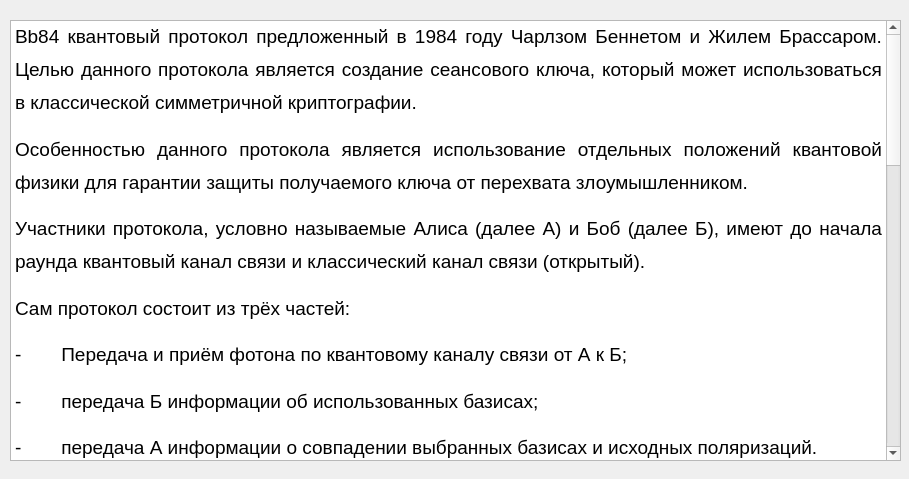
Old version of the form helpwindow.ui in the repository LukArty/QKD_techPO.
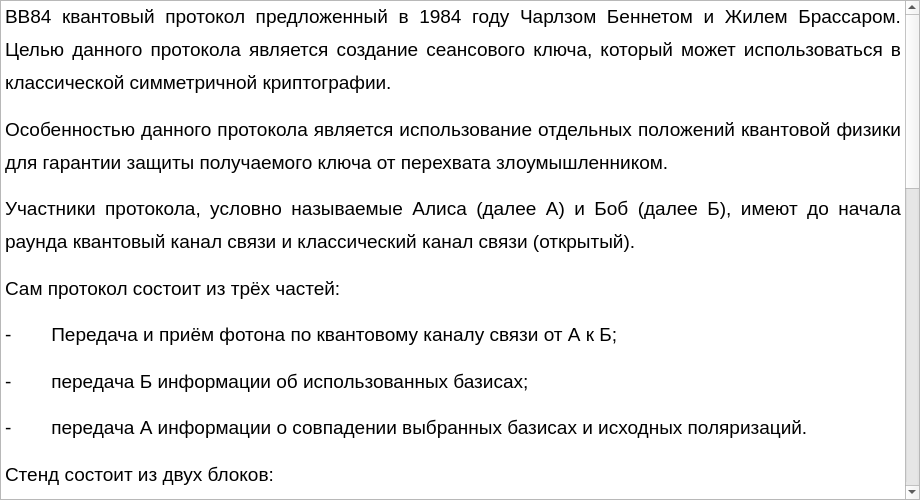
New version of the form. Icons and pictures are not drawn.

```diff
--- a/helpwindow.ui
+++ b/helpwindow.ui
@@ -6,10 +6,16 @@
    <rect>
     <x>0</x>
     <y>0</y>
-    <width>909</width>
-    <height>479</height>
+    <width>920</width>
+    <height>500</height>
    </rect>
   </property>
+  <property name="maximumSize">
+   <size>
+    <width>920</width>
+    <height>500</height>
+   </size>
+  </property>
   <property name="windowTitle">
    <string>Dialog</string>
   </property>
@@ -19,40 +25,49 @@
   <widget class="QTextBrowser" name="textBrowser">
    <property name="geometry">
     <rect>
-     <x>10</x>
-     <y>20</y>
-     <width>891</width>
-     <height>441</height>
+     <x>0</x>
+     <y>0</y>
+     <width>920</width>
+     <height>500</height>
     </rect>
    </property>
+   <property name="maximumSize">
+    <size>
+     <width>920</width>
+     <height>500</height>
+    </size>
+   </property>
    <property name="html">
     <string>&lt;!DOCTYPE HTML PUBLIC &quot;-//W3C//DTD HTML 4.0//EN&quot; &quot;http://www.w3.org/TR/REC-html40/strict.dtd&quot;&gt;
-&lt;html&gt;&lt;head&gt;&lt;meta name=&quot;qrichtext&quot; content=&quot;1&quot; /&gt;&lt;style type=&quot;text/css&quot;&gt;
+&lt;html&gt;&lt;head&gt;&lt;meta name=&quot;qrichtext&quot; content=&quot;1&quot; /&gt;&lt;meta charset=&quot;utf-8&quot; /&gt;&lt;style type=&quot;text/css&quot;&gt;
 p, li { white-space: pre-wrap; }
-&lt;/style&gt;&lt;/head&gt;&lt;body style=&quot; font-family:'Ubuntu'; font-size:11pt; font-weight:400; font-style:normal;&quot;&gt;
-&lt;p align=&quot;justify&quot; style=&quot; margin-top:12px; margin-bottom:12px; margin-left:0px; margin-right:0px; -qt-block-indent:0; text-indent:0px; line-height:150%;&quot;&gt;&lt;span style=&quot; font-family:'Times New Roman','serif'; font-size:14pt;&quot;&gt;Bb84 квантовый протокол предложенный в 1984 году Чарлзом Беннетом и Жилем Брассаром. Целью данного протокола является создание сеансового ключа, который может использоваться в классической симметричной криптографии.&lt;/span&gt; &lt;/p&gt;
-&lt;p align=&quot;justify&quot; style=&quot; margin-top:12px; margin-bottom:12px; margin-left:0px; margin-right:0px; -qt-block-indent:0; text-indent:0px; line-height:150%;&quot;&gt;&lt;span style=&quot; font-family:'Times New Roman','serif'; font-size:14pt;&quot;&gt;Особенностью данного протокола является использование отдельных положений квантовой физики для гарантии защиты получаемого ключа от перехвата злоумышленником.&lt;/span&gt; &lt;/p&gt;
-&lt;p align=&quot;justify&quot; style=&quot; margin-top:12px; margin-bottom:12px; margin-left:0px; margin-right:0px; -qt-block-indent:0; text-indent:0px; line-height:150%;&quot;&gt;&lt;span style=&quot; font-family:'Times New Roman','serif'; font-size:14pt;&quot;&gt;Участники протокола, условно называемые Алиса (далее А) и Боб (далее Б), имеют до начала раунда квантовый канал связи и классический канал связи (открытый).&lt;/span&gt; &lt;/p&gt;
-&lt;p align=&quot;justify&quot; style=&quot; margin-top:12px; margin-bottom:12px; margin-left:0px; margin-right:0px; -qt-block-indent:0; text-indent:0px; line-height:150%;&quot;&gt;&lt;span style=&quot; font-family:'Times New Roman','serif'; font-size:14pt;&quot;&gt;Сам протокол состоит из трёх частей:&lt;/span&gt; &lt;/p&gt;
-&lt;p align=&quot;justify&quot; style=&quot; margin-top:12px; margin-bottom:12px; margin-left:0px; margin-right:0px; -qt-block-indent:0; text-indent:0px; line-height:150%;&quot;&gt;&lt;span style=&quot; font-family:'Symbol'; font-size:14pt;&quot;&gt;-&lt;/span&gt;&lt;span style=&quot; font-family:'Times New Roman'; font-size:7pt;&quot;&gt;                &lt;/span&gt;&lt;span style=&quot; font-family:'Times New Roman','serif'; font-size:14pt;&quot;&gt;Передача и приём фотона по квантовому каналу связи от А к Б;&lt;/span&gt; &lt;/p&gt;
-&lt;p align=&quot;justify&quot; style=&quot; margin-top:12px; margin-bottom:12px; margin-left:0px; margin-right:0px; -qt-block-indent:0; text-indent:0px; line-height:150%;&quot;&gt;&lt;span style=&quot; font-family:'Symbol'; font-size:14pt;&quot;&gt;-&lt;/span&gt;&lt;span style=&quot; font-family:'Times New Roman'; font-size:7pt;&quot;&gt;                &lt;/span&gt;&lt;span style=&quot; font-family:'Times New Roman','serif'; font-size:14pt;&quot;&gt;передача Б информации об использованных базисах;&lt;/span&gt; &lt;/p&gt;
-&lt;p align=&quot;justify&quot; style=&quot; margin-top:12px; margin-bottom:12px; margin-left:0px; margin-right:0px; -qt-block-indent:0; text-indent:0px; line-height:150%;&quot;&gt;&lt;span style=&quot; font-family:'Symbol'; font-size:14pt;&quot;&gt;-&lt;/span&gt;&lt;span style=&quot; font-family:'Times New Roman'; font-size:7pt;&quot;&gt;                &lt;/span&gt;&lt;span style=&quot; font-family:'Times New Roman','serif'; font-size:14pt;&quot;&gt;передача А информации о совпадении выбранных базисах и исходных поляризаций.&lt;/span&gt; &lt;/p&gt;
-&lt;p align=&quot;justify&quot; style=&quot; margin-top:12px; margin-bottom:0px; margin-left:0px; margin-right:0px; -qt-block-indent:0; text-indent:0px; line-height:150%;&quot;&gt;&lt;span style=&quot; font-family:'Times New Roman','serif'; font-size:14pt;&quot;&gt;Стенд состоит из двух блоков:&lt;/span&gt; &lt;/p&gt;
-&lt;p align=&quot;justify&quot; style=&quot; margin-top:12px; margin-bottom:0px; margin-left:0px; margin-right:0px; -qt-block-indent:0; text-indent:0px; line-height:150%;&quot;&gt;&lt;span style=&quot; font-family:'Times New Roman','serif'; font-size:14pt;&quot;&gt;а) Алиса (передатчик):&lt;/span&gt; &lt;/p&gt;
-&lt;p align=&quot;justify&quot; style=&quot; margin-top:0px; margin-bottom:0px; margin-left:0px; margin-right:0px; -qt-block-indent:0; text-indent:0px; line-height:150%;&quot;&gt;&lt;span style=&quot; font-family:'Symbol'; font-size:14pt;&quot;&gt;·&lt;/span&gt;&lt;span style=&quot; font-family:'Times New Roman'; font-size:7pt;&quot;&gt;                &lt;/span&gt;&lt;span style=&quot; font-family:'Times New Roman','serif'; font-size:14pt;&quot;&gt;источника фотонов&lt;/span&gt; &lt;/p&gt;
-&lt;p align=&quot;justify&quot; style=&quot; margin-top:0px; margin-bottom:0px; margin-left:0px; margin-right:0px; -qt-block-indent:0; text-indent:0px; line-height:150%;&quot;&gt;&lt;span style=&quot; font-family:'Symbol'; font-size:14pt;&quot;&gt;·&lt;/span&gt;&lt;span style=&quot; font-family:'Times New Roman'; font-size:7pt;&quot;&gt;                &lt;/span&gt;&lt;span style=&quot; font-family:'Times New Roman','serif'; font-size:14pt;&quot;&gt;модулятор поляризации света&lt;/span&gt; &lt;/p&gt;
-&lt;p align=&quot;justify&quot; style=&quot; margin-top:12px; margin-bottom:0px; margin-left:0px; margin-right:0px; -qt-block-indent:0; text-indent:0px; line-height:150%;&quot;&gt;&lt;span style=&quot; font-family:'Times New Roman','serif'; font-size:14pt;&quot;&gt;Модулятор поляризации света состоит из двух пластин: полуволновая (λ/2) и четверть волновая (λ/4).&lt;/span&gt; &lt;/p&gt;
-&lt;p align=&quot;justify&quot; style=&quot; margin-top:12px; margin-bottom:0px; margin-left:0px; margin-right:0px; -qt-block-indent:0; text-indent:0px; line-height:150%;&quot;&gt;&lt;span style=&quot; font-family:'Times New Roman','serif'; font-size:14pt;&quot;&gt;Полуволновая пластина поворачивает поляризацию на удвоенный угол&lt;/span&gt; &lt;/p&gt;
+hr { height: 1px; border-width: 0; }
+li.unchecked::marker { content: &quot;\2610&quot;; }
+li.checked::marker { content: &quot;\2612&quot;; }
+&lt;/style&gt;&lt;/head&gt;&lt;body style=&quot; font-family:'Ubuntu Sans'; font-size:11pt; font-weight:400; font-style:normal;&quot;&gt;
+&lt;p align=&quot;justify&quot; style=&quot; margin-top:12px; margin-bottom:12px; margin-left:0px; margin-right:0px; -qt-block-indent:0; text-indent:0px; line-height:150%;&quot;&gt;&lt;span style=&quot; font-family:'Times New Roman','serif'; font-size:14pt;&quot;&gt;BB84 квантовый протокол предложенный в 1984 году Чарлзом Беннетом и Жилем Брассаром. Целью данного протокола является создание сеансового ключа, который может использоваться в классической симметричной криптографии.&lt;/span&gt;&lt;span style=&quot; font-family:'Ubuntu';&quot;&gt; &lt;/span&gt;&lt;/p&gt;
+&lt;p align=&quot;justify&quot; style=&quot; margin-top:12px; margin-bottom:12px; margin-left:0px; margin-right:0px; -qt-block-indent:0; text-indent:0px; line-height:150%;&quot;&gt;&lt;span style=&quot; font-family:'Times New Roman','serif'; font-size:14pt;&quot;&gt;Особенностью данного протокола является использование отдельных положений квантовой физики для гарантии защиты получаемого ключа от перехвата злоумышленником.&lt;/span&gt;&lt;span style=&quot; font-family:'Ubuntu';&quot;&gt; &lt;/span&gt;&lt;/p&gt;
+&lt;p align=&quot;justify&quot; style=&quot; margin-top:12px; margin-bottom:12px; margin-left:0px; margin-right:0px; -qt-block-indent:0; text-indent:0px; line-height:150%;&quot;&gt;&lt;span style=&quot; font-family:'Times New Roman','serif'; font-size:14pt;&quot;&gt;Участники протокола, условно называемые Алиса (далее А) и Боб (далее Б), имеют до начала раунда квантовый канал связи и классический канал связи (открытый).&lt;/span&gt;&lt;span style=&quot; font-family:'Ubuntu';&quot;&gt; &lt;/span&gt;&lt;/p&gt;
+&lt;p align=&quot;justify&quot; style=&quot; margin-top:12px; margin-bottom:12px; margin-left:0px; margin-right:0px; -qt-block-indent:0; text-indent:0px; line-height:150%;&quot;&gt;&lt;span style=&quot; font-family:'Times New Roman','serif'; font-size:14pt;&quot;&gt;Сам протокол состоит из трёх частей:&lt;/span&gt;&lt;span style=&quot; font-family:'Ubuntu';&quot;&gt; &lt;/span&gt;&lt;/p&gt;
+&lt;p align=&quot;justify&quot; style=&quot; margin-top:12px; margin-bottom:12px; margin-left:0px; margin-right:0px; -qt-block-indent:0; text-indent:0px; line-height:150%;&quot;&gt;&lt;span style=&quot; font-family:'Symbol'; font-size:14pt;&quot;&gt;-&lt;/span&gt;&lt;span style=&quot; font-family:'Times New Roman'; font-size:7pt;&quot;&gt;                &lt;/span&gt;&lt;span style=&quot; font-family:'Times New Roman','serif'; font-size:14pt;&quot;&gt;Передача и приём фотона по квантовому каналу связи от А к Б;&lt;/span&gt;&lt;span style=&quot; font-family:'Ubuntu';&quot;&gt; &lt;/span&gt;&lt;/p&gt;
+&lt;p align=&quot;justify&quot; style=&quot; margin-top:12px; margin-bottom:12px; margin-left:0px; margin-right:0px; -qt-block-indent:0; text-indent:0px; line-height:150%;&quot;&gt;&lt;span style=&quot; font-family:'Symbol'; font-size:14pt;&quot;&gt;-&lt;/span&gt;&lt;span style=&quot; font-family:'Times New Roman'; font-size:7pt;&quot;&gt;                &lt;/span&gt;&lt;span style=&quot; font-family:'Times New Roman','serif'; font-size:14pt;&quot;&gt;передача Б информации об использованных базисах;&lt;/span&gt;&lt;span style=&quot; font-family:'Ubuntu';&quot;&gt; &lt;/span&gt;&lt;/p&gt;
+&lt;p align=&quot;justify&quot; style=&quot; margin-top:12px; margin-bottom:12px; margin-left:0px; margin-right:0px; -qt-block-indent:0; text-indent:0px; line-height:150%;&quot;&gt;&lt;span style=&quot; font-family:'Symbol'; font-size:14pt;&quot;&gt;-&lt;/span&gt;&lt;span style=&quot; font-family:'Times New Roman'; font-size:7pt;&quot;&gt;                &lt;/span&gt;&lt;span style=&quot; font-family:'Times New Roman','serif'; font-size:14pt;&quot;&gt;передача А информации о совпадении выбранных базисах и исходных поляризаций.&lt;/span&gt;&lt;span style=&quot; font-family:'Ubuntu';&quot;&gt; &lt;/span&gt;&lt;/p&gt;
+&lt;p align=&quot;justify&quot; style=&quot; margin-top:12px; margin-bottom:0px; margin-left:0px; margin-right:0px; -qt-block-indent:0; text-indent:0px; line-height:150%;&quot;&gt;&lt;span style=&quot; font-family:'Times New Roman','serif'; font-size:14pt;&quot;&gt;Стенд состоит из двух блоков:&lt;/span&gt;&lt;span style=&quot; font-family:'Ubuntu';&quot;&gt; &lt;/span&gt;&lt;/p&gt;
+&lt;p align=&quot;justify&quot; style=&quot; margin-top:12px; margin-bottom:0px; margin-left:0px; margin-right:0px; -qt-block-indent:0; text-indent:0px; line-height:150%;&quot;&gt;&lt;span style=&quot; font-family:'Times New Roman','serif'; font-size:14pt;&quot;&gt;а) Алиса (передатчик):&lt;/span&gt;&lt;span style=&quot; font-family:'Ubuntu';&quot;&gt; &lt;/span&gt;&lt;/p&gt;
+&lt;p align=&quot;justify&quot; style=&quot; margin-top:0px; margin-bottom:0px; margin-left:0px; margin-right:0px; -qt-block-indent:0; text-indent:0px; line-height:150%;&quot;&gt;&lt;span style=&quot; font-family:'Symbol'; font-size:14pt;&quot;&gt;·&lt;/span&gt;&lt;span style=&quot; font-family:'Times New Roman'; font-size:7pt;&quot;&gt;                &lt;/span&gt;&lt;span style=&quot; font-family:'Times New Roman','serif'; font-size:14pt;&quot;&gt;источника фотонов&lt;/span&gt;&lt;span style=&quot; font-family:'Ubuntu';&quot;&gt; &lt;/span&gt;&lt;/p&gt;
+&lt;p align=&quot;justify&quot; style=&quot; margin-top:0px; margin-bottom:0px; margin-left:0px; margin-right:0px; -qt-block-indent:0; text-indent:0px; line-height:150%;&quot;&gt;&lt;span style=&quot; font-family:'Symbol'; font-size:14pt;&quot;&gt;·&lt;/span&gt;&lt;span style=&quot; font-family:'Times New Roman'; font-size:7pt;&quot;&gt;                &lt;/span&gt;&lt;span style=&quot; font-family:'Times New Roman','serif'; font-size:14pt;&quot;&gt;модулятор поляризации света&lt;/span&gt;&lt;span style=&quot; font-family:'Ubuntu';&quot;&gt; &lt;/span&gt;&lt;/p&gt;
+&lt;p align=&quot;justify&quot; style=&quot; margin-top:12px; margin-bottom:0px; margin-left:0px; margin-right:0px; -qt-block-indent:0; text-indent:0px; line-height:150%;&quot;&gt;&lt;span style=&quot; font-family:'Times New Roman','serif'; font-size:14pt;&quot;&gt;Модулятор поляризации света состоит из двух пластин: полуволновая (λ/2) и четверть волновая (λ/4).&lt;/span&gt;&lt;span style=&quot; font-family:'Ubuntu';&quot;&gt; &lt;/span&gt;&lt;/p&gt;
+&lt;p align=&quot;justify&quot; style=&quot; margin-top:12px; margin-bottom:0px; margin-left:0px; margin-right:0px; -qt-block-indent:0; text-indent:0px; line-height:150%;&quot;&gt;&lt;span style=&quot; font-family:'Times New Roman','serif'; font-size:14pt;&quot;&gt;Полуволновая пластина поворачивает поляризацию на удвоенный угол&lt;/span&gt;&lt;span style=&quot; font-family:'Ubuntu';&quot;&gt; &lt;/span&gt;&lt;/p&gt;
 &lt;p align=&quot;justify&quot; style=&quot; margin-top:12px; margin-bottom:0px; margin-left:0px; margin-right:0px; -qt-block-indent:0; text-indent:0px; line-height:150%;&quot;&gt;&lt;img src=&quot;:/resourses/img/2023-11-16_00-21-02.png&quot; /&gt;&lt;/p&gt;
-&lt;p align=&quot;justify&quot; style=&quot; margin-top:12px; margin-bottom:0px; margin-left:0px; margin-right:0px; -qt-block-indent:0; text-indent:0px; line-height:150%;&quot;&gt;&lt;span style=&quot; font-family:'Times New Roman','serif'; font-size:14pt;&quot;&gt;λ/4 пластина видоизменят поляризацию (из линейной поляризации делает эллиптическую поляризацию и обратно) с произвольным коэффициентом поляризации)&lt;/span&gt; &lt;/p&gt;
+&lt;p align=&quot;justify&quot; style=&quot; margin-top:12px; margin-bottom:0px; margin-left:0px; margin-right:0px; -qt-block-indent:0; text-indent:0px; line-height:150%;&quot;&gt;&lt;span style=&quot; font-family:'Times New Roman','serif'; font-size:14pt;&quot;&gt;λ/4 пластина видоизменят поляризацию (из линейной поляризации делает эллиптическую поляризацию и обратно) с произвольным коэффициентом поляризации)&lt;/span&gt;&lt;span style=&quot; font-family:'Ubuntu';&quot;&gt; &lt;/span&gt;&lt;/p&gt;
 &lt;p align=&quot;justify&quot; style=&quot; margin-top:12px; margin-bottom:0px; margin-left:0px; margin-right:0px; -qt-block-indent:0; text-indent:0px; line-height:150%;&quot;&gt;&lt;img src=&quot;:/resourses/img/image_2023-11-16_00-22-29.png&quot; /&gt;&lt;/p&gt;
-&lt;p align=&quot;justify&quot; style=&quot; margin-top:12px; margin-bottom:0px; margin-left:0px; margin-right:0px; -qt-block-indent:0; text-indent:0px; line-height:150%;&quot;&gt;&lt;span style=&quot; font-family:'Times New Roman','serif'; font-size:14pt;&quot;&gt;б) Боб (приемник):&lt;/span&gt; &lt;/p&gt;
+&lt;p align=&quot;justify&quot; style=&quot; margin-top:12px; margin-bottom:0px; margin-left:0px; margin-right:0px; -qt-block-indent:0; text-indent:0px; line-height:150%;&quot;&gt;&lt;span style=&quot; font-family:'Times New Roman','serif'; font-size:14pt;&quot;&gt;б) Боб (приемник):&lt;/span&gt;&lt;span style=&quot; font-family:'Ubuntu';&quot;&gt; &lt;/span&gt;&lt;/p&gt;
 &lt;p style=&quot; margin-top:0px; margin-bottom:0px; margin-left:0px; margin-right:0px; -qt-block-indent:0; text-indent:0px; line-height:150%;&quot;&gt;&lt;span style=&quot; font-family:'Symbol'; font-size:14pt;&quot;&gt;·&lt;/span&gt;&lt;span style=&quot; font-family:'Times New Roman'; font-size:7pt;&quot;&gt;                &lt;/span&gt;&lt;span style=&quot; font-family:'Times New Roman','serif'; font-size:14pt;&quot;&gt;Демодулятор (полуволновая (λ/2) и четверть волновая (λ/4), &lt;/span&gt;&lt;/p&gt;
-&lt;p style=&quot; margin-top:0px; margin-bottom:0px; margin-left:0px; margin-right:0px; -qt-block-indent:0; text-indent:0px; line-height:150%;&quot;&gt;&lt;span style=&quot; font-family:'Symbol'; font-size:14pt;&quot;&gt;·&lt;/span&gt;&lt;span style=&quot; font-family:'Times New Roman'; font-size:7pt;&quot;&gt;                &lt;/span&gt;&lt;span style=&quot; font-family:'Times New Roman','serif'; font-size:14pt;&quot;&gt;поляризационный куб&lt;/span&gt; &lt;/p&gt;
-&lt;p style=&quot; margin-top:0px; margin-bottom:0px; margin-left:0px; margin-right:0px; -qt-block-indent:0; text-indent:0px; line-height:150%;&quot;&gt;&lt;span style=&quot; font-family:'Symbol'; font-size:14pt;&quot;&gt;·&lt;/span&gt;&lt;span style=&quot; font-family:'Times New Roman'; font-size:7pt;&quot;&gt;                &lt;/span&gt;&lt;span style=&quot; font-family:'Times New Roman','serif'; font-size:14pt;&quot;&gt;2 фотодетектора&lt;/span&gt; &lt;/p&gt;
+&lt;p style=&quot; margin-top:0px; margin-bottom:0px; margin-left:0px; margin-right:0px; -qt-block-indent:0; text-indent:0px; line-height:150%;&quot;&gt;&lt;span style=&quot; font-family:'Symbol'; font-size:14pt;&quot;&gt;·&lt;/span&gt;&lt;span style=&quot; font-family:'Times New Roman'; font-size:7pt;&quot;&gt;                &lt;/span&gt;&lt;span style=&quot; font-family:'Times New Roman','serif'; font-size:14pt;&quot;&gt;поляризационный куб&lt;/span&gt;&lt;span style=&quot; font-family:'Ubuntu';&quot;&gt; &lt;/span&gt;&lt;/p&gt;
+&lt;p style=&quot; margin-top:0px; margin-bottom:0px; margin-left:0px; margin-right:0px; -qt-block-indent:0; text-indent:0px; line-height:150%;&quot;&gt;&lt;span style=&quot; font-family:'Symbol'; font-size:14pt;&quot;&gt;·&lt;/span&gt;&lt;span style=&quot; font-family:'Times New Roman'; font-size:7pt;&quot;&gt;                &lt;/span&gt;&lt;span style=&quot; font-family:'Times New Roman','serif'; font-size:14pt;&quot;&gt;2 фотодетектора&lt;/span&gt;&lt;span style=&quot; font-family:'Ubuntu';&quot;&gt; &lt;/span&gt;&lt;/p&gt;
 &lt;p style=&quot; margin-top:0px; margin-bottom:0px; margin-left:0px; margin-right:0px; -qt-block-indent:0; text-indent:0px; line-height:150%;&quot;&gt;&lt;img src=&quot;:/resourses/img/image_2023-11-16_00-22-47.png&quot; /&gt;&lt;/p&gt;
-&lt;p style=&quot; margin-top:0px; margin-bottom:0px; margin-left:0px; margin-right:0px; -qt-block-indent:0; text-indent:0px; line-height:150%;&quot;&gt;&lt;span style=&quot; font-family:'Times New Roman','serif'; font-size:14pt;&quot;&gt;Куб делит любую входящую поляризацию с его внутренней системой координат (в каждом из двух возможных направлений выхода света, поляризация является линейной и соответствует проекции на одну из осей системы координат куба и мощность входящего света в каждом направлении пропорционально величине проекции поляризации входящего света на соответствующую ось. (в квантовой аналогии квант света попадает в куб и передается к обоим выходам с определенной вероятность, которая определяется величиной проекции поляризации входящего фотона к осям куба)&lt;/span&gt; &lt;/p&gt;
-&lt;p style=&quot; margin-top:12px; margin-bottom:12px; margin-left:0px; margin-right:0px; -qt-block-indent:0; text-indent:0px; line-height:150%;&quot;&gt;&lt;span style=&quot; font-family:'Times New Roman','serif'; font-size:14pt;&quot;&gt;Фотоприемник измеряет мощность падающего на него света, либо в квантовой аналогии выдает логическую 1, если фотон был им зарегистрирован или логический 0, если не удалось зарегистрировать (в программном симуляторе квант света попадающий на детектор вычисляется по средствам генератора случайных чисел, рассчитанных на вероятности выхода фотона из куба).&lt;/span&gt; &lt;/p&gt;&lt;/body&gt;&lt;/html&gt;</string>
+&lt;p style=&quot; margin-top:0px; margin-bottom:0px; margin-left:0px; margin-right:0px; -qt-block-indent:0; text-indent:0px; line-height:150%;&quot;&gt;&lt;span style=&quot; font-family:'Times New Roman','serif'; font-size:14pt;&quot;&gt;Куб делит любую входящую поляризацию с его внутренней системой координат (в каждом из двух возможных направлений выхода света, поляризация является линейной и соответствует проекции на одну из осей системы координат куба и мощность входящего света в каждом направлении пропорционально величине проекции поляризации входящего света на соответствующую ось. (в квантовой аналогии квант света попадает в куб и передается к обоим выходам с определенной вероятность, которая определяется величиной проекции поляризации входящего фотона к осям куба)&lt;/span&gt;&lt;span style=&quot; font-family:'Ubuntu';&quot;&gt; &lt;/span&gt;&lt;/p&gt;
+&lt;p style=&quot; margin-top:12px; margin-bottom:12px; margin-left:0px; margin-right:0px; -qt-block-indent:0; text-indent:0px; line-height:150%;&quot;&gt;&lt;span style=&quot; font-family:'Times New Roman','serif'; font-size:14pt;&quot;&gt;Фотоприемник измеряет мощность падающего на него света, либо в квантовой аналогии выдает логическую 1, если фотон был им зарегистрирован или логический 0, если не удалось зарегистрировать (в программном симуляторе квант света попадающий на детектор вычисляется по средствам генератора случайных чисел, рассчитанных на вероятности выхода фотона из куба).&lt;/span&gt;&lt;span style=&quot; font-family:'Ubuntu';&quot;&gt; &lt;/span&gt;&lt;/p&gt;&lt;/body&gt;&lt;/html&gt;</string>
    </property>
   </widget>
  </widget>
```
Left out of the diff: 2 changed lines with no effect on the pictures.
